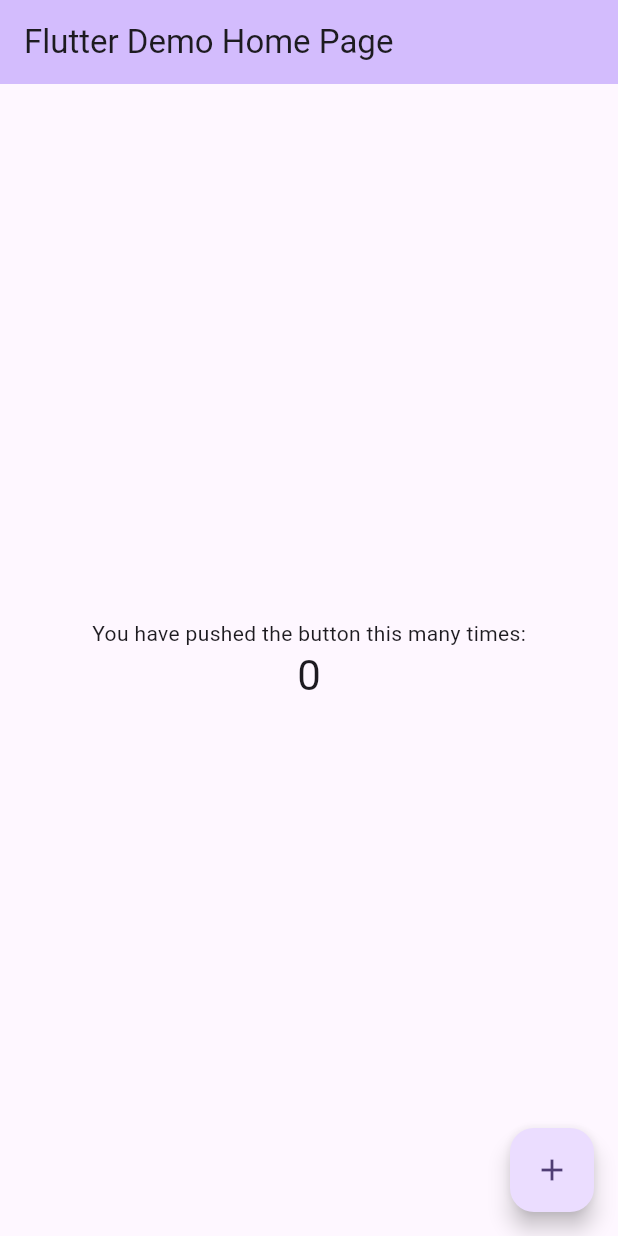
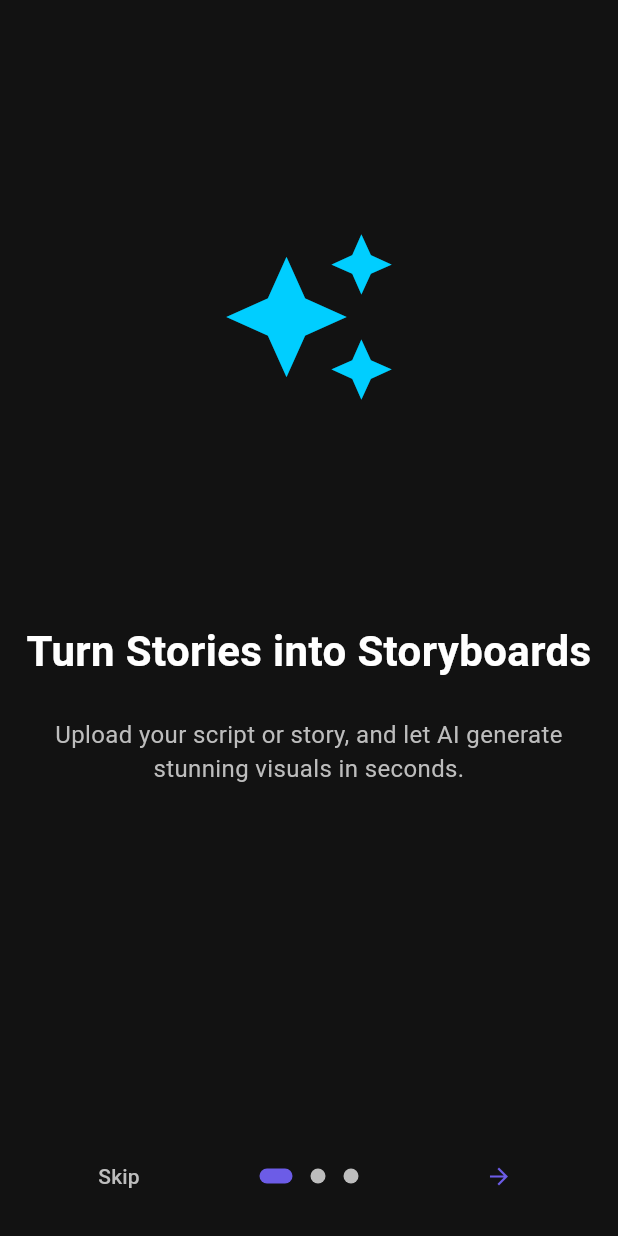
Before and after one commit to rjk51/nebulaboard, a Flutter app: the screen it shows after launch, on a phone screen of 412 x 824 dp. Run offline on Flutter 3.47's test engine with Material 3 defaults, Android fonts, the phone set to English and light mode, and no system bars; drawn by our look-alikes of introduction_screen; our stand-ins replace flutter_animate, google_fonts; Roboto replaces fonts that are missing (Chelsea Market).

Commit message:
feat: frontend

```diff
--- /dev/null
+++ b/lib/intro_screen.dart
@@ -0,0 +1,77 @@
+import 'package:flutter/material.dart';
+import 'package:introduction_screen/introduction_screen.dart';
+import 'package:nebulaboard/theme/theme.dart';
+
+class IntroScreens extends StatelessWidget {
+  final Function() onDone;
+
+  const IntroScreens({super.key, required this.onDone});
+
+  @override
+  Widget build(BuildContext context) {
+    return IntroductionScreen(
+      pages: [
+        // Screen 1: What is NebulaBoard?
+        PageViewModel(
+          title: "Turn Stories into Storyboards",
+          body: "Upload your script or story, and let AI generate stunning visuals in seconds.",
+          image: Center(
+            child: Icon(Icons.auto_awesome, size: 120, color: NebulaBoardTheme.secondaryColor),
+          ),
+          decoration: _pageDecoration(),
+        ),
+
+        // Screen 2: How it works
+        PageViewModel(
+          title: "AI-Powered Art",
+          body: "NebulaBoard uses Flux Schnell/SDXL to create unique, style-consistent frames.",
+          image: Center(
+            child: Icon(Icons.art_track, size: 120, color: NebulaBoardTheme.primaryColor),
+          ),
+          decoration: _pageDecoration(),
+        ),
+
+        // Screen 3: Get Started
+        PageViewModel(
+          title: "Ready to Create?",
+          body: "Start prototyping your film, game, or comic ideas today!",
+          image: Center(
+            child: Icon(Icons.rocket_launch, size: 120, color: Colors.white),
+          ),
+          decoration: _pageDecoration(),
+        ),
+      ],
+      onDone: onDone,
+      showSkipButton: true,
+      skip: const Text("Skip", style: TextStyle(color: NebulaBoardTheme.secondaryText)),
+      next: const Icon(Icons.arrow_forward, color: NebulaBoardTheme.primaryColor),
+      done: const Text("Start", style: TextStyle(fontWeight: FontWeight.bold, color: NebulaBoardTheme.primaryColor)),
+      dotsDecorator: DotsDecorator(
+        size: const Size(10, 10),
+        color: NebulaBoardTheme.secondaryText,
+        activeSize: const Size(22, 10),
+        activeShape: RoundedRectangleBorder(borderRadius: BorderRadius.circular(5)),
+        activeColor: NebulaBoardTheme.primaryColor,
+      ),
+      globalBackgroundColor: NebulaBoardTheme.backgroundColor,
+    );
+  }
+
+  // Shared page styling
+  PageDecoration _pageDecoration() {
+    return const PageDecoration(
+      titleTextStyle: TextStyle(
+        fontSize: 28,
+        fontWeight: FontWeight.bold,
+        color: NebulaBoardTheme.primaryText,
+        fontFamily: 'Chelsea Market',
+      ),
+      bodyTextStyle: TextStyle(
+        fontSize: 16,
+        color: NebulaBoardTheme.secondaryText,
+      ),
+      imagePadding: EdgeInsets.only(top: 40),
+      pageColor: NebulaBoardTheme.backgroundColor,
+    );
+  }
+}
--- a/lib/main.dart
+++ b/lib/main.dart
@@ -1,4 +1,6 @@
 import 'package:flutter/material.dart';
+import 'package:nebulaboard/splash.dart';
+import 'package:nebulaboard/theme/theme.dart';
 
 void main() {
   runApp(const MyApp());
@@ -11,115 +13,10 @@
   @override
   Widget build(BuildContext context) {
     return MaterialApp(
-      title: 'Flutter Demo',
-      theme: ThemeData(
-        // This is the theme of your application.
-        //
-        // TRY THIS: Try running your application with "flutter run". You'll see
-        // the application has a purple toolbar. Then, without quitting the app,
-        // try changing the seedColor in the colorScheme below to Colors.green
-        // and then invoke "hot reload" (save your changes or press the "hot
-        // reload" button in a Flutter-supported IDE, or press "r" if you used
-        // the command line to start the app).
-        //
-        // Notice that the counter didn't reset back to zero; the application
-        // state is not lost during the reload. To reset the state, use hot
-        // restart instead.
-        //
-        // This works for code too, not just values: Most code changes can be
-        // tested with just a hot reload.
-        colorScheme: ColorScheme.fromSeed(seedColor: Colors.deepPurple),
-        useMaterial3: true,
-      ),
-      home: const MyHomePage(title: 'Flutter Demo Home Page'),
+      debugShowCheckedModeBanner: false,
+      title: 'Nebula Board',
+      theme: NebulaBoardTheme.darkTheme,
+      home: const SplashScreen(),
     );
   }
 }
-
-class MyHomePage extends StatefulWidget {
-  const MyHomePage({super.key, required this.title});
-
-  // This widget is the home page of your application. It is stateful, meaning
-  // that it has a State object (defined below) that contains fields that affect
-  // how it looks.
-
-  // This class is the configuration for the state. It holds the values (in this
-  // case the title) provided by the parent (in this case the App widget) and
-  // used by the build method of the State. Fields in a Widget subclass are
-  // always marked "final".
-
-  final String title;
-
-  @override
-  State<MyHomePage> createState() => _MyHomePageState();
-}
-
-class _MyHomePageState extends State<MyHomePage> {
-  int _counter = 0;
-
-  void _incrementCounter() {
-    setState(() {
-      // This call to setState tells the Flutter framework that something has
-      // changed in this State, which causes it to rerun the build method below
-      // so that the display can reflect the updated values. If we changed
-      // _counter without calling setState(), then the build method would not be
-      // called again, and so nothing would appear to happen.
-      _counter++;
-    });
-  }
-
-  @override
-  Widget build(BuildContext context) {
-    // This method is rerun every time setState is called, for instance as done
-    // by the _incrementCounter method above.
-    //
-    // The Flutter framework has been optimized to make rerunning build methods
-    // fast, so that you can just rebuild anything that needs updating rather
-    // than having to individually change instances of widgets.
-    return Scaffold(
-      appBar: AppBar(
-        // TRY THIS: Try changing the color here to a specific color (to
-        // Colors.amber, perhaps?) and trigger a hot reload to see the AppBar
-        // change color while the other colors stay the same.
-        backgroundColor: Theme.of(context).colorScheme.inversePrimary,
-        // Here we take the value from the MyHomePage object that was created by
-        // the App.build method, and use it to set our appbar title.
-        title: Text(widget.title),
-      ),
-      body: Center(
-        // Center is a layout widget. It takes a single child and positions it
-        // in the middle of the parent.
-        child: Column(
-          // Column is also a layout widget. It takes a list of children and
-          // arranges them vertically. By default, it sizes itself to fit its
-          // children horizontally, and tries to be as tall as its parent.
-          //
-          // Column has various properties to control how it sizes itself and
-          // how it positions its children. Here we use mainAxisAlignment to
-          // center the children vertically; the main axis here is the vertical
-          // axis because Columns are vertical (the cross axis would be
-          // horizontal).
-          //
-          // TRY THIS: Invoke "debug painting" (choose the "Toggle Debug Paint"
-          // action in the IDE, or press "p" in the console), to see the
-          // wireframe for each widget.
-          mainAxisAlignment: MainAxisAlignment.center,
-          children: <Widget>[
-            const Text(
-              'You have pushed the button this many times:',
-            ),
-            Text(
-              '$_counter',
-              style: Theme.of(context).textTheme.headlineMedium,
-            ),
-          ],
-        ),
-      ),
-      floatingActionButton: FloatingActionButton(
-        onPressed: _incrementCounter,
-        tooltip: 'Increment',
-        child: const Icon(Icons.add),
-      ), // This trailing comma makes auto-formatting nicer for build methods.
-    );
-  }
-}
--- /dev/null
+++ b/lib/theme/theme.dart
@@ -0,0 +1,60 @@
+import 'package:flutter/material.dart';
+
+class NebulaBoardTheme {
+  // Main Colors (Dark Theme - Fits your black background logo)
+  static const Color primaryColor = Color(0xFF6C5CE7); // Purple accent
+  static const Color secondaryColor = Color(0xFF00CEFF); // Cyan accent
+  static const Color backgroundColor = Color(0xFF121212); // Dark background
+  static const Color surfaceColor = Color(0xFF1E1E1E); // Cards/Dialogs
+  static const Color errorColor = Color(0xFFE57373); // Error/Alert
+
+  // Text Colors
+  static const Color primaryText = Colors.white;
+  static const Color secondaryText = Color(0xFFBDBDBD); // Grey for subtitles
+
+  // Button Styles
+  static final ButtonStyle primaryButtonStyle = ElevatedButton.styleFrom(
+    backgroundColor: primaryColor,
+    foregroundColor: Colors.white,
+    padding: const EdgeInsets.symmetric(horizontal: 24, vertical: 12),
+    shape: RoundedRectangleBorder(
+      borderRadius: BorderRadius.circular(8),
+    ),
+  );
+
+  // App Theme
+  static ThemeData darkTheme = ThemeData(
+    brightness: Brightness.dark,
+    primaryColor: primaryColor,
+    scaffoldBackgroundColor: backgroundColor,
+    cardColor: surfaceColor,
+    appBarTheme: const AppBarTheme(
+      backgroundColor: backgroundColor,
+      elevation: 0,
+      centerTitle: true,
+      titleTextStyle: TextStyle(
+        fontFamily: 'Chelsea Market',
+        fontSize: 24,
+        fontWeight: FontWeight.bold,
+      ),
+    ),
+    textTheme: const TextTheme(
+      displayLarge: TextStyle(fontSize: 32, fontWeight: FontWeight.bold, color: primaryText),
+      displayMedium: TextStyle(fontSize: 24, fontWeight: FontWeight.bold, color: primaryText),
+      bodyLarge: TextStyle(fontSize: 16, color: primaryText),
+      bodyMedium: TextStyle(fontSize: 14, color: secondaryText),
+    ),
+    elevatedButtonTheme: ElevatedButtonThemeData(style: primaryButtonStyle),
+    inputDecorationTheme: InputDecorationTheme(
+      filled: true,
+      fillColor: surfaceColor,
+      border: OutlineInputBorder(
+        borderRadius: BorderRadius.circular(8),
+      ),
+      focusedBorder: OutlineInputBorder(
+        borderRadius: BorderRadius.circular(8),
+        borderSide: BorderSide(color: primaryColor),
+      ),
+    ),
+  );
+}
```
Also changed, not shown: lib/home.dart (added, +193 -0 lines), lib/result.dart (added, +148 -0 lines), lib/splash.dart (added, +40 -0 lines), pubspec.yaml (+6 -2 lines), assets/home.gif (added), assets/loading.gif (added), assets/logo.png (added), pubspec.lock, 11 other files.
